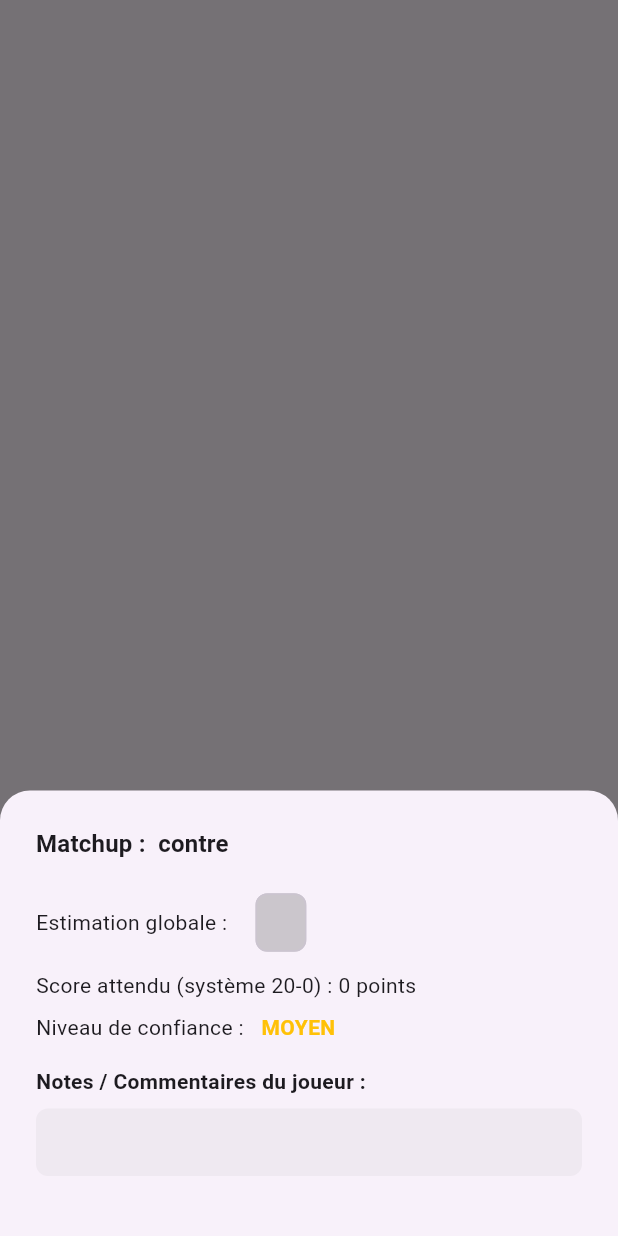
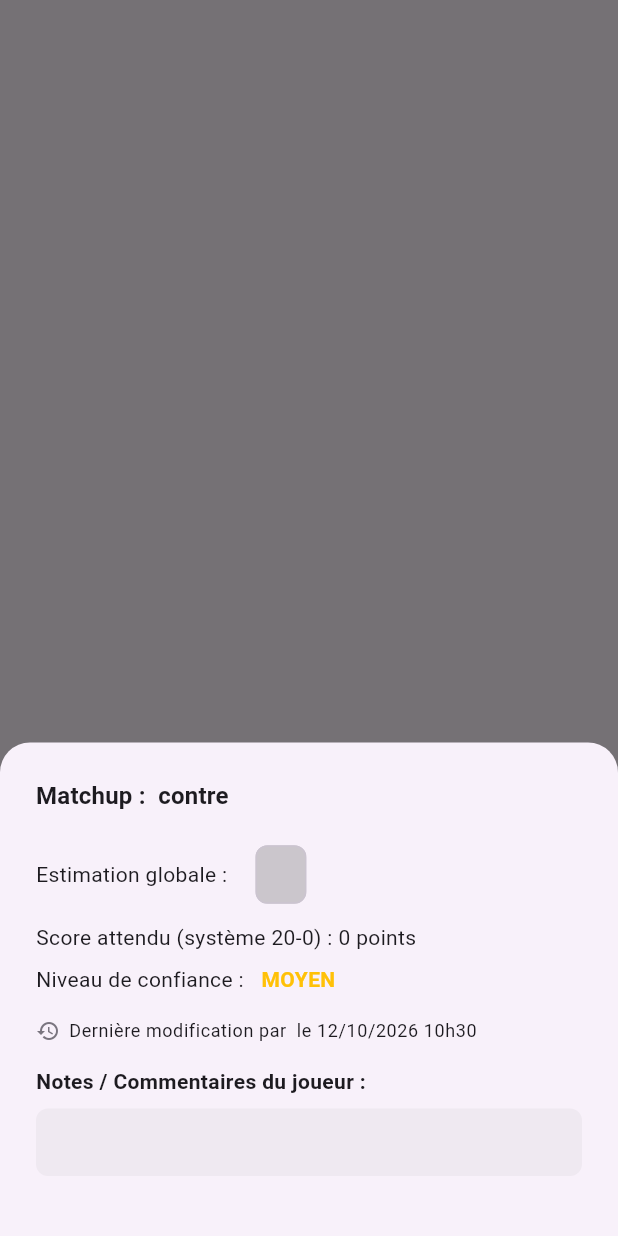
Before and after one commit to EducLecomte/flutter_battlematch, a Flutter app: what showEstimDetailsSheet() shows on an empty page, opened directly with empty values, on a phone screen of 412 x 824 dp. Run offline on Flutter 3.47's test engine with Material 3 defaults, Android fonts, the phone set to English and light mode, and no system bars; our stand-ins replace pocketbase, shared_preferences; accounts and stored records are empty.

Commit message:
last change befor IR2026

```diff
--- a/lib/models/estim.dart
+++ b/lib/models/estim.dart
@@ -12,6 +12,8 @@ class Estim {
   final int? scoreMax;
   final String confiance; // 'faible', 'moyen', 'eleve'
   final String? commentaire;
+  final String? modifieParId; // Dernier éditeur (relation joueurs)
+  final DateTime? updated; // Dernière modification (autodate PocketBase)
 
   Estim({
     required this.joueurId,
@@ -23,9 +25,12 @@ class Estim {
     this.scoreMax,
     this.confiance = 'moyen',
     this.commentaire,
+    this.modifieParId,
+    this.updated,
   });
 
   factory Estim.fromPocketBaseRecord(RecordModel record) {
+    final String? updatedBrut = record.get<String?>('updated', null);
     return Estim(
       joueurId: record.get<String>('joueur_id'),
       teamId: record.get<String>('team_id'),
@@ -36,6 +41,8 @@ class Estim {
       scoreMax: record.get<int?>('score_max', null),
       confiance: record.get<String>('confiance', 'moyen'),
       commentaire: record.get<String?>('commentaire', null),
+      modifieParId: record.get<String?>('modifie_par', null),
+      updated: updatedBrut == null ? null : DateTime.parse(updatedBrut),
     );
   }
 
--- a/lib/screens/widgets/estim_details_sheet.dart
+++ b/lib/screens/widgets/estim_details_sheet.dart
@@ -17,6 +17,7 @@ void showEstimDetailsSheet(
   required TeamMeta opponent,
   required Estim estim,
   required Choix? choix,
+  required Joueur? modifiePar,
   required bool canEdit,
   required VoidCallback onEdit,
 }) {
@@ -88,9 +89,30 @@ void showEstimDetailsSheet(
                   ),
                 ],
               ),
-              const SizedBox(height: 16),
-              const Text(
-                "Notes / Commentaires du joueur :",
+               const SizedBox(height: 16),
+               if (estim.modifieParId != null) ...[
+                 Row(
+                   mainAxisSize: MainAxisSize.min,
+                   children: [
+                     Icon(
+                       Icons.history,
+                       size: 16,
+                       color: theme.colorScheme.outline,
+                     ),
+                     const SizedBox(width: 6),
+                     Flexible(
+                       child: Text(
+                         "Dernière modification par ${modifiePar?.nom ?? 'inconnu'}"
+                         '${estim.updated != null ? " le ${_formaterDateHeure(estim.updated!)}" : ''}',
+                         style: theme.textTheme.bodySmall,
+                       ),
+                     ),
+                   ],
+                 ),
+                 const SizedBox(height: 16),
+               ],
+               const Text(
+                 "Notes / Commentaires du joueur :",
                 style: TextStyle(fontWeight: FontWeight.bold),
               ),
               const SizedBox(height: 8),
@@ -124,3 +146,10 @@ void showEstimDetailsSheet(
     },
   );
 }
+
+String _formaterDateHeure(DateTime date) {
+  final local = date.toLocal();
+  String deuxChiffres(int valeur) => valeur.toString().padLeft(2, '0');
+  return '${deuxChiffres(local.day)}/${deuxChiffres(local.month)}/${local.year} '
+      '${deuxChiffres(local.hour)}h${deuxChiffres(local.minute)}';
+}
--- a/lib/screens/widgets/team_dashboard_matrix_player_row.dart
+++ b/lib/screens/widgets/team_dashboard_matrix_player_row.dart
@@ -81,6 +81,9 @@ class MatrixPlayerRow {
       isThisMatched: pairesJoueurAdversaireAppariees.contains(
         '${player.id}$dashboardEstimKeySeparator${opponent.id}',
       ),
+      isModifiedByOther: existingEstim != null &&
+          existingEstim.modifieParId != null &&
+          existingEstim.modifieParId != player.id,
       isPlayerMatchedElsewhere: joueurIdsApparies.contains(player.id),
       isOpponentMatchedElsewhere: adversaireIdsApparies.contains(opponent.id),
       onCellTap: (currentEstim) =>
```
Also changed, not shown: lib/screens/team_dashboard_estim_actions.dart (+12 -0 lines), lib/screens/widgets/team_dashboard_matrix_matchup_cell.dart (+13 -2 lines), lib/services/pocketbase/pocketbase_dashboard_estims_service.dart (+8 -2 lines), pb_schema.json (+14 -0 lines), 3 other files.
